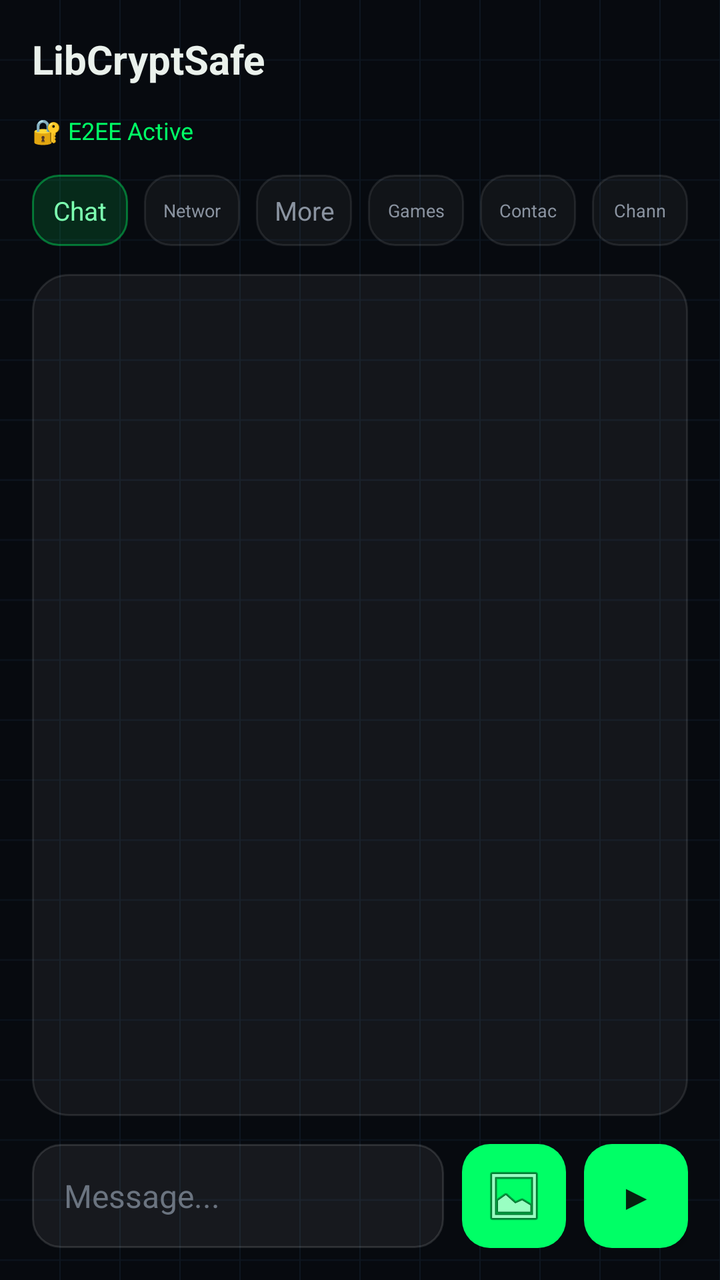
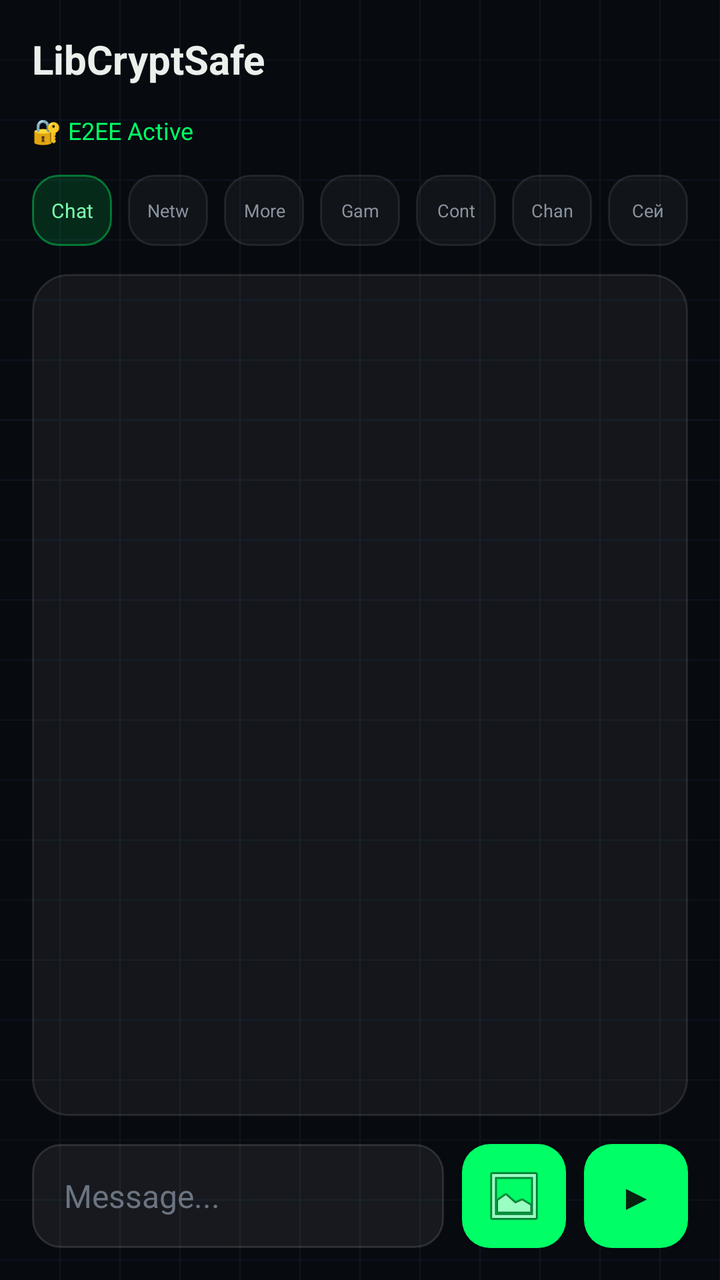

The first picture is an Android layout as it rendered before a commit; the second is the same layout after the commit. The layout source and the unified diff follow.
<!-- AndroidManifest.xml: application theme Theme.LibCryptSafe -->
<!-- res/layout/activity_main.xml -->
<?xml version="1.0" encoding="utf-8"?>

<LinearLayout
    xmlns:android="http://schemas.android.com/apk/res/android"
    xmlns:app="http://schemas.android.com/apk/res-auto"
    android:layout_width="match_parent"
    android:layout_height="match_parent"
    android:orientation="vertical"
    android:padding="16dp"
    android:background="@drawable/bg_grid">
    <LinearLayout
        android:layout_width="match_parent"
        android:layout_height="wrap_content"
        android:orientation="horizontal"
        android:gravity="center_vertical"
        android:paddingBottom="14dp">
        <TextView
            android:id="@+id/tv_title"
            android:layout_width="wrap_content"
            android:layout_height="wrap_content"
            android:text="@string/app_name"
            android:textSize="20sp"
            android:textStyle="bold"
            android:textColor="#EAF1EC"/>
    </LinearLayout>
    <TextView
        android:id="@+id/tv_status"
        android:layout_width="match_parent"
        android:layout_height="wrap_content"
        android:text="@string/e2ee_active"
        android:textSize="12sp"
        android:textColor="#00FF66"
        android:paddingBottom="14dp"/>
    <LinearLayout
        android:layout_width="match_parent"
        android:layout_height="wrap_content"
        android:orientation="horizontal"
        android:paddingBottom="14dp">
        <TextView
            android:id="@+id/tab_chat"
            android:layout_width="0dp"
            android:layout_height="wrap_content"
            android:layout_weight="1"
            android:text="@string/tab_chat"
            android:gravity="center"
            android:padding="9dp"
            android:textColor="#7CFFB0"
            android:textSize="13sp"
            android:maxLines="1"
            app:autoSizeTextType="uniform"
            app:autoSizeMinTextSize="9sp"
            app:autoSizeMaxTextSize="13sp"
            app:autoSizeStepGranularity="1sp"
            android:background="@drawable/tab_active"/>
        <TextView
            android:id="@+id/tab_network"
            android:layout_width="0dp"
            android:layout_height="wrap_content"
            android:layout_weight="1"
            android:text="@string/tab_network"
            android:gravity="center"
            android:padding="9dp"
            android:layout_marginStart="8dp"
            android:textColor="#8A93A0"
            android:textSize="13sp"
            android:maxLines="1"
            app:autoSizeTextType="uniform"
            app:autoSizeMinTextSize="9sp"
            app:autoSizeMaxTextSize="13sp"
            app:autoSizeStepGranularity="1sp"
            android:background="@drawable/tab_inactive"/>
        <TextView
            android:id="@+id/tab_more"
            android:layout_width="0dp"
            android:layout_height="wrap_content"
            android:layout_weight="1"
            android:text="@string/tab_more"
            android:gravity="center"
            android:padding="9dp"
            android:layout_marginStart="8dp"
            android:textColor="#8A93A0"
            android:textSize="13sp"
            android:maxLines="1"
            app:autoSizeTextType="uniform"
            app:autoSizeMinTextSize="9sp"
            app:autoSizeMaxTextSize="13sp"
            app:autoSizeStepGranularity="1sp"
            android:background="@drawable/tab_inactive"/>
        <TextView
            android:id="@+id/tab_games"
            android:layout_width="0dp"
            android:layout_height="wrap_content"
            android:layout_weight="1"
            android:text="@string/tab_games"
            android:gravity="center"
            android:padding="9dp"
            android:layout_marginStart="8dp"
            android:textColor="#8A93A0"
            android:textSize="13sp"
            android:maxLines="1"
            app:autoSizeTextType="uniform"
            app:autoSizeMinTextSize="9sp"
            app:autoSizeMaxTextSize="13sp"
            app:autoSizeStepGranularity="1sp"
            android:background="@drawable/tab_inactive"/>
        <TextView
            android:id="@+id/tab_contacts"
            android:layout_width="0dp"
            android:layout_height="wrap_content"
            android:layout_weight="1"
            android:text="@string/tab_contacts"
            android:gravity="center"
            android:padding="9dp"
            android:layout_marginStart="8dp"
            android:textColor="#8A93A0"
            android:textSize="13sp"
            android:maxLines="1"
            app:autoSizeTextType="uniform"
            app:autoSizeMinTextSize="9sp"
            app:autoSizeMaxTextSize="13sp"
            app:autoSizeStepGranularity="1sp"
            android:background="@drawable/tab_inactive"/>
        <TextView
            android:id="@+id/tab_channels"
            android:layout_width="0dp"
            android:layout_height="wrap_content"
            android:layout_weight="1"
            android:text="@string/tab_channels"
            android:gravity="center"
            android:padding="9dp"
            android:layout_marginStart="8dp"
            android:textColor="#8A93A0"
            android:textSize="13sp"
            android:maxLines="1"
            app:autoSizeTextType="uniform"
            app:autoSizeMinTextSize="9sp"
            app:autoSizeMaxTextSize="13sp"
            app:autoSizeStepGranularity="1sp"
            android:background="@drawable/tab_inactive"/>
    </LinearLayout>

    <ScrollView
        android:id="@+id/scroll_messages"
        android:layout_width="match_parent"
        android:layout_height="0dp"
        android:layout_weight="1"
        android:background="@drawable/glass_card"
        android:padding="12dp">
        <LinearLayout
            android:id="@+id/container_messages"
            android:layout_width="match_parent"
            android:layout_height="wrap_content"
            android:orientation="vertical"/>
    </ScrollView>

    <LinearLayout
        android:id="@+id/container_network"
        android:layout_width="match_parent"
        android:layout_height="0dp"
        android:layout_weight="1"
        android:orientation="vertical"
        android:background="@drawable/glass_card"
        android:padding="18dp"
        android:visibility="gone">
        <TextView
            android:layout_width="wrap_content"
            android:layout_height="wrap_content"
            android:text="@string/diagnostics_title"
            android:textColor="#7CFFB0"
            android:textSize="12sp"
            android:textStyle="bold"
            android:paddingBottom="16dp"/>
        <TextView
            android:id="@+id/net_transport"
            android:layout_width="match_parent"
            android:layout_height="wrap_content"
            android:text="@string/net_transport"
            android:textColor="#D5DCE4"
            android:textSize="14sp"
            android:paddingBottom="12dp"/>
        <TextView
            android:id="@+id/net_status"
            android:layout_width="match_parent"
            android:layout_height="wrap_content"
            android:text="@string/net_status_off"
            android:textColor="#D5DCE4"
            android:textSize="14sp"
            android:paddingBottom="12dp"/>
        <TextView
            android:id="@+id/net_e2ee"
            android:layout_width="match_parent"
            android:layout_height="wrap_content"
            android:text="@string/net_status_off"
            android:textColor="#D5DCE4"
            android:textSize="14sp"
            android:paddingBottom="12dp"/>
        <TextView
            android:id="@+id/net_cipher"
            android:layout_width="match_parent"
            android:layout_height="wrap_content"
            android:text="@string/net_cipher"
            android:textColor="#D5DCE4"
            android:textSize="14sp"
            android:paddingBottom="12dp"/>
        <TextView
            android:id="@+id/net_fingerprint"
            android:layout_width="match_parent"
            android:layout_height="wrap_content"
            android:text="@string/diagnostics_title"
            android:textColor="#D5DCE4"
            android:textSize="14sp"
            android:paddingBottom="12dp"/>
        <TextView
            android:id="@+id/net_server"
            android:layout_width="match_parent"
            android:layout_height="wrap_content"
            android:text="@string/net_transport"
            android:textColor="#D5DCE4"
            android:textSize="14sp"
            android:paddingBottom="12dp"/>
        <TextView
            android:id="@+id/net_reconnects"
            android:layout_width="match_parent"
            android:layout_height="wrap_content"
            android:text="@string/net_transport"
            android:textColor="#D5DCE4"
            android:textSize="14sp"/>
    </LinearLayout>

    <LinearLayout
        android:id="@+id/container_more"
        android:layout_width="match_parent"
        android:layout_height="0dp"
        android:layout_weight="1"
        android:orientation="vertical"
        android:visibility="gone">

        <TextView
            android:layout_width="wrap_content"
            android:layout_height="wrap_content"
            android:text="@string/tab_more_title"
            android:textColor="#7CFFB0"
            android:textSize="12sp"
            android:textStyle="bold"
            android:paddingBottom="12dp"/>

        <LinearLayout
            android:layout_width="match_parent"
            android:layout_height="wrap_content"
            android:orientation="vertical"
            android:background="@drawable/glass_card"
            android:padding="16dp"
            android:layout_marginBottom="12dp">
            <TextView
                android:layout_width="wrap_content"
                android:layout_height="wrap_content"
                android:text="@string/my_id_title"
                android:textColor="#EAF1EC"
                android:textSize="15sp"/>
            <TextView
                android:id="@+id/tv_my_id"
                android:layout_width="match_parent"
                android:layout_height="wrap_content"
                android:text="—"
                android:textColor="#7CFFB0"
                android:textSize="18sp"
                android:fontFamily="monospace"
                android:textStyle="bold"
                android:paddingTop="6dp"
                android:paddingBottom="6dp"/>
            <TextView
                android:layout_width="wrap_content"
                android:layout_height="wrap_content"
                android:text="@string/my_id_desc"
                android:textColor="#8A93A0"
                android:textSize="12sp"
                android:paddingBottom="10dp"/>
            <Button
                android:id="@+id/btn_copy_id"
                android:layout_width="wrap_content"
                android:layout_height="wrap_content"
                android:text="@string/my_id_copy"/>
        </LinearLayout>

        <LinearLayout
            android:layout_width="match_parent"
            android:layout_height="wrap_content"
            android:orientation="vertical"
            android:background="@drawable/glass_card"
            android:padding="16dp">

            <LinearLayout
                android:layout_width="match_parent"
                android:layout_height="wrap_content"
                android:orientation="horizontal"
                android:gravity="center_vertical">

                <LinearLayout
                    android:layout_width="0dp"
                    android:layout_height="wrap_content"
                    android:layout_weight="1"
                    android:orientation="vertical">
                    <TextView
                        android:layout_width="wrap_content"
                        android:layout_height="wrap_content"
                        android:text="@string/screen_security_title"
                        android:textColor="#EAF1EC"
                        android:textSize="15sp"/>
                    <TextView
                        android:layout_width="wrap_content"
                        android:layout_height="wrap_content"
                        android:text="@string/screen_security_desc"
                        android:textColor="#8A93A0"
                        android:textSize="12sp"
                        android:paddingTop="2dp"/>
                </LinearLayout>

                <Switch
                    android:id="@+id/switch_screen_security"
                    android:layout_width="wrap_content"
                    android:layout_height="wrap_content"/>
            </LinearLayout>
        </LinearLayout>

        <LinearLayout
            android:layout_width="match_parent"
            android:layout_height="wrap_content"
            android:orientation="horizontal"
            android:gravity="center_vertical"
            android:background="@drawable/glass_card"
            android:padding="16dp"
            android:layout_marginTop="12dp">
            <LinearLayout
                android:layout_width="0dp"
                android:layout_height="wrap_content"
                android:layout_weight="1"
                android:orientation="vertical">
                <TextView
                    android:layout_width="wrap_content"
                    android:layout_height="wrap_content"
                    android:text="@string/app_lock_label"
                    android:textColor="#FFFFFF"
                    android:textSize="15sp"/>
                <TextView
                    android:layout_width="wrap_content"
                    android:layout_height="wrap_content"
                    android:text="@string/app_lock_desc"
                    android:textColor="#8A93A0"
                    android:textSize="12sp"
                    android:paddingTop="2dp"/>
            </LinearLayout>
            <Switch
                android:id="@+id/switch_app_lock"
                android:layout_width="wrap_content"
                android:layout_height="wrap_content"/>
        </LinearLayout>
        <LinearLayout
            android:layout_width="match_parent"
            android:layout_height="wrap_content"
            android:orientation="horizontal"
            android:gravity="center_vertical"
            android:background="@drawable/glass_card"
            android:padding="16dp"
            android:layout_marginTop="12dp">
            <LinearLayout
                android:layout_width="0dp"
                android:layout_height="wrap_content"
                android:layout_weight="1"
                android:orientation="vertical">
                <TextView
                    android:layout_width="wrap_content"
                    android:layout_height="wrap_content"
                    android:text="@string/notif_sound_label"
                    android:textColor="#FFFFFF"
                    android:textSize="15sp"/>
                <TextView
                    android:layout_width="wrap_content"
                    android:layout_height="wrap_content"
                    android:text="@string/notif_sound_desc"
                    android:textColor="#8A93A0"
                    android:textSize="12sp"
                    android:paddingTop="2dp"/>
            </LinearLayout>
            <Switch
                android:id="@+id/switch_notif_sound"
                android:layout_width="wrap_content"
                android:layout_height="wrap_content"/>
        </LinearLayout>
        <LinearLayout
            android:layout_width="match_parent"
            android:layout_height="wrap_content"
            android:orientation="horizontal"
            android:gravity="center_vertical"
            android:background="@drawable/glass_card"
            android:padding="16dp"
            android:layout_marginTop="12dp">
            <LinearLayout
                android:layout_width="0dp"
                android:layout_height="wrap_content"
                android:layout_weight="1"
                android:orientation="vertical">
                <TextView
                    android:layout_width="wrap_content"
                    android:layout_height="wrap_content"
                    android:text="@string/notif_vibration_label"
                    android:textColor="#FFFFFF"
                    android:textSize="15sp"/>
                <TextView
                    android:layout_width="wrap_content"
                    android:layout_height="wrap_content"
                    android:text="@string/notif_vibration_desc"
                    android:textColor="#8A93A0"
                    android:textSize="12sp"
                    android:paddingTop="2dp"/>
            </LinearLayout>
            <Switch
                android:id="@+id/switch_notif_vibration"
                android:layout_width="wrap_content"
                android:layout_height="wrap_content"/>
        </LinearLayout>

        <TextView
            android:layout_width="wrap_content"
            android:layout_height="wrap_content"
            android:text="@string/env_section_title"
            android:textColor="#7CFFB0"
            android:textSize="12sp"
            android:textStyle="bold"
            android:paddingTop="20dp"
            android:paddingBottom="12dp"/>

        <LinearLayout
            android:layout_width="match_parent"
            android:layout_height="wrap_content"
            android:orientation="vertical"
            android:background="@drawable/glass_card"
            android:padding="16dp">
            <TextView
                android:id="@+id/tv_env_status"
                android:layout_width="match_parent"
                android:layout_height="wrap_content"
                android:text="@string/env_checking"
                android:textColor="#EAF1EC"
                android:textSize="14sp"/>
            <TextView
                android:id="@+id/tv_env_note"
                android:layout_width="match_parent"
                android:layout_height="wrap_content"
                android:text="@string/env_note"
                android:textColor="#8A93A0"
                android:textSize="12sp"
                android:paddingTop="8dp"
                android:visibility="gone"/>
            <TextView
                android:id="@+id/tv_integrity_status"
                android:layout_width="match_parent"
                android:layout_height="wrap_content"
                android:text="@string/integrity_ok"
                android:textColor="#EAF1EC"
                android:textSize="14sp"
                android:paddingTop="12dp"/>
        </LinearLayout>
    </LinearLayout>

    <ScrollView
        android:id="@+id/container_games"
        android:layout_width="match_parent"
        android:layout_height="0dp"
        android:layout_weight="1"
        android:visibility="gone">
        <LinearLayout
            android:layout_width="match_parent"
            android:layout_height="wrap_content"
            android:orientation="vertical">
            <TextView
                android:layout_width="wrap_content"
                android:layout_height="wrap_content"
                android:text="@string/games_title"
                android:textColor="#7CFFB0"
                android:textSize="12sp"
                android:textStyle="bold"
                android:paddingBottom="12dp"/>
            <LinearLayout
                android:id="@+id/card_backgammon"
                android:layout_width="match_parent"
                android:layout_height="wrap_content"
                android:orientation="horizontal"
                android:gravity="center_vertical"
                android:background="@drawable/glass_card"
                android:padding="16dp"
                android:layout_marginBottom="12dp">
                <TextView android:layout_width="wrap_content" android:layout_height="wrap_content" android:text="&#127922;" android:textSize="28sp" android:layout_marginEnd="16dp"/>
                <LinearLayout android:layout_width="0dp" android:layout_height="wrap_content" android:layout_weight="1" android:orientation="vertical">
                    <TextView android:layout_width="wrap_content" android:layout_height="wrap_content" android:text="@string/game_backgammon" android:textColor="#FFFFFF" android:textSize="16sp"/>
                </LinearLayout>
            </LinearLayout>
        </LinearLayout>
    </ScrollView>

    <ScrollView
        android:id="@+id/container_contacts"
        android:layout_width="match_parent"
        android:layout_height="0dp"
        android:layout_weight="1"
        android:visibility="gone">
        <LinearLayout
            android:layout_width="match_parent"
            android:layout_height="wrap_content"
            android:orientation="vertical">
            <Button
                android:id="@+id/btn_add_contact"
                android:layout_width="wrap_content"
                android:layout_height="wrap_content"
                android:text="@string/contacts_add"
                android:layout_marginBottom="12dp"/>
            <LinearLayout
                android:id="@+id/list_contacts"
                android:layout_width="match_parent"
                android:layout_height="wrap_content"
                android:orientation="vertical"/>
            <TextView
                android:id="@+id/tv_contacts_empty"
                android:layout_width="wrap_content"
                android:layout_height="wrap_content"
                android:text="@string/contacts_empty"
                android:textColor="#8A93A0"
                android:textSize="13sp"
                android:paddingTop="8dp"/>
        </LinearLayout>
    </ScrollView>

    <ScrollView
        android:id="@+id/container_channels"
        android:layout_width="match_parent"
        android:layout_height="0dp"
        android:layout_weight="1"
        android:background="@drawable/glass_card"
        android:padding="12dp"
        android:visibility="gone">
        <LinearLayout
            android:layout_width="match_parent"
            android:layout_height="wrap_content"
            android:orientation="vertical">
        <Button
            android:id="@+id/btn_create_channel"
            android:layout_width="match_parent"
            android:layout_height="wrap_content"
            android:text="@string/channel_create"
            android:layout_marginBottom="8dp"/>

        <Button
            android:id="@+id/btn_subscribe_channel"
            android:layout_width="match_parent"
            android:layout_height="wrap_content"
            android:text="@string/channel_subscribe"
            android:layout_marginBottom="8dp"/>
        <LinearLayout
            android:id="@+id/list_channels"
            android:layout_width="match_parent"
            android:layout_height="wrap_content"
            android:orientation="vertical"/>
        </LinearLayout>
    </ScrollView>

    <LinearLayout
        android:id="@+id/container_posts"
        android:layout_width="match_parent"
        android:layout_height="0dp"
        android:layout_weight="1"
        android:orientation="vertical"
        android:background="@drawable/glass_card"
        android:padding="12dp"
        android:visibility="gone">
        <TextView
            android:id="@+id/btn_posts_back"
            android:layout_width="wrap_content"
            android:layout_height="wrap_content"
            android:text="@string/channel_back"
            android:textColor="#7CFFB0"
            android:textSize="15sp"
            android:padding="8dp"/>
        <TextView
            android:id="@+id/posts_channel_title"
            android:layout_width="match_parent"
            android:layout_height="wrap_content"
            android:textColor="#FFFFFF"
            android:textSize="18sp"
            android:padding="8dp"/>
        <ScrollView
            android:id="@+id/scroll_posts"
            android:layout_width="match_parent"
            android:layout_height="0dp"
            android:layout_weight="1">
            <LinearLayout
                android:id="@+id/list_posts"
                android:layout_width="match_parent"
                android:layout_height="wrap_content"
                android:orientation="vertical"/>
        </ScrollView>
        <LinearLayout
            android:id="@+id/input_post_area"
            android:layout_width="match_parent"
            android:layout_height="wrap_content"
            android:orientation="horizontal"
            android:gravity="center_vertical"
            android:paddingTop="8dp"
            android:visibility="gone">
            <EditText
                android:id="@+id/input_post"
                android:layout_width="0dp"
                android:layout_height="wrap_content"
                android:layout_weight="1"
                android:hint="@string/post_write_hint"
                android:textColor="#FFFFFF"
                android:textColorHint="#8A93A0"/>
            <Button
                android:id="@+id/btn_publish_post"
                android:layout_width="wrap_content"
                android:layout_height="wrap_content"
                android:text="@string/post_publish"
                android:layout_marginStart="8dp"/>
        </LinearLayout>
    </LinearLayout>

    <LinearLayout
        android:id="@+id/container_input"
        android:layout_width="match_parent"
        android:layout_height="wrap_content"
        android:orientation="horizontal"
        android:gravity="center_vertical"
        android:paddingTop="14dp">
        <EditText
            android:id="@+id/et_message"
            android:layout_width="0dp"
            android:layout_height="52dp"
            android:layout_weight="1"
            android:hint="@string/msg_hint"
            android:textColorHint="#6B7480"
            android:textColor="#EAF1EC"
            android:background="@drawable/glass_input"
            android:paddingStart="16dp"
            android:paddingEnd="16dp"
            android:gravity="center_vertical"
            android:maxLines="1"
            android:textSize="16sp"/>
        <ImageButton
            android:id="@+id/btn_attach_photo"
            android:layout_width="52dp"
            android:layout_height="52dp"
            android:layout_marginStart="9dp"
            android:src="@android:drawable/ic_menu_gallery"
            android:scaleType="centerInside"
            android:background="@drawable/btn_send_bg"
            android:contentDescription="photo"/>
        <Button
            android:id="@+id/btn_send"
            android:padding="0dp"
            android:gravity="center"
            android:layout_width="52dp"
            android:layout_height="52dp"
            android:text="▶"
            android:textSize="18sp"
            android:layout_marginStart="9dp"
            android:background="@drawable/btn_send_bg"
            android:textColor="#06210F"/>
    </LinearLayout>
</LinearLayout>
<!-- resources referenced by this layout -->
<resources>
  <!-- drawable btn_send_bg (drawable) -->
  <?xml version="1.0" encoding="utf-8"?>
  <shape xmlns:android="http://schemas.android.com/apk/res/android"
      android:shape="rectangle">
      <solid android:color="#00FF66"/>
      <corners android:radius="14dp"/>
  </shape>
  <!-- drawable glass_card (drawable) -->
  <?xml version="1.0" encoding="utf-8"?>
  <shape xmlns:android="http://schemas.android.com/apk/res/android"
      android:shape="rectangle">
      <solid android:color="#0DFFFFFF"/>
      <stroke android:width="1dp" android:color="#1AFFFFFF"/>
      <corners android:radius="18dp"/>
  </shape>
  <!-- drawable glass_input (drawable) -->
  <?xml version="1.0" encoding="utf-8"?>
  <shape xmlns:android="http://schemas.android.com/apk/res/android"
      android:shape="rectangle">
      <solid android:color="#10FFFFFF"/>
      <stroke android:width="1dp" android:color="#1FFFFFFF"/>
      <corners android:radius="14dp"/>
  </shape>
  <!-- drawable tab_active (drawable) -->
  <?xml version="1.0" encoding="utf-8"?>
  <shape xmlns:android="http://schemas.android.com/apk/res/android"
      android:shape="rectangle">
      <solid android:color="#2100FF66"/>
      <stroke android:width="1dp" android:color="#6600FF66"/>
      <corners android:radius="13dp"/>
  </shape>
  <string name="app_lock_desc">Require biometrics or device PIN to open the app</string>
  <string name="app_lock_label">App Lock</string>
  <string name="app_name">LibCryptSafe</string>
  <string name="channel_back">← Back</string>
  <string name="channel_create">+ Create channel</string>
  <string name="channel_subscribe">+ Subscribe</string>
  <string name="contacts_add">Add contact</string>
  <string name="contacts_empty">No contacts yet</string>
  <string name="diagnostics_title">CONNECTION DIAGNOSTICS</string>
  <string name="e2ee_active">🔐 E2EE Active</string>
  <string name="env_checking">Checking…</string>
  <string name="env_note">This is an indicator, not proof. Absence of signs does not guarantee safety.</string>
  <string name="env_section_title">DEVICE ENVIRONMENT</string>
  <string name="game_backgammon">Backgammon</string>
  <string name="games_title">GAME BOARD</string>
  <string name="integrity_ok">🟢 App integrity verified</string>
  <string name="msg_hint">Message...</string>
  <string name="my_id_copy">Copy</string>
  <string name="my_id_desc">Share this ID so others can add you. It never leaves your device unless you share it.</string>
  <string name="my_id_title">Your ID</string>
  <string name="net_cipher">Cipher: ECDH (X25519) + AES-256-GCM</string>
  <string name="net_status_off">🔴 Disconnected</string>
  <string name="net_transport">Transport: WebSocket (OkHttp)</string>
  <string name="notif_sound_desc">Play a sound for incoming messages</string>
  <string name="notif_sound_label">Sound notifications</string>
  <string name="notif_vibration_desc">Vibrate for incoming messages</string>
  <string name="notif_vibration_label">Vibration</string>
  <string name="post_publish">Publish</string>
  <string name="post_write_hint">Write a news post</string>
  <string name="screen_security_desc">Blocks screenshots and screen recording</string>
  <string name="screen_security_title">Screen protection</string>
  <string name="tab_channels">Channels</string>
  <string name="tab_chat">Chat</string>
  <string name="tab_contacts">Contacts</string>
  <string name="tab_games">Games</string>
  <string name="tab_more">More</string>
  <string name="tab_more_title">SETTINGS</string>
  <string name="tab_network">Network</string>
  <style name="Theme.LibCryptSafe" parent="Theme.AppCompat.NoActionBar">
          <item name="android:statusBarColor">#070A0F</item>
          <item name="android:navigationBarColor">#070A0F</item>
          <item name="android:windowBackground">#070A0F</item>
      </style>
  <!-- unchanged entries left out for length: 2 -->
</resources>

<!-- the commit's change to res/layout/activity_main.xml (unified diff, before → after) -->
@@ -1,5 +1,4 @@
 <?xml version="1.0" encoding="utf-8"?>
-
 <LinearLayout
     xmlns:android="http://schemas.android.com/apk/res/android"
     xmlns:app="http://schemas.android.com/apk/res-auto"
@@ -126,6 +125,23 @@
             android:layout_height="wrap_content"
             android:layout_weight="1"
             android:text="@string/tab_channels"
+            android:gravity="center"
+            android:padding="9dp"
+            android:layout_marginStart="8dp"
+            android:textColor="#8A93A0"
+            android:textSize="13sp"
+            android:maxLines="1"
+            app:autoSizeTextType="uniform"
+            app:autoSizeMinTextSize="9sp"
+            app:autoSizeMaxTextSize="13sp"
+            app:autoSizeStepGranularity="1sp"
+            android:background="@drawable/tab_inactive"/>
+        <TextView
+            android:id="@+id/tab_vault"
+            android:layout_width="0dp"
+            android:layout_height="wrap_content"
+            android:layout_weight="1"
+            android:text="@string/tab_vault"
             android:gravity="center"
             android:padding="9dp"
             android:layout_marginStart="8dp"
@@ -559,6 +575,32 @@
             android:layout_width="match_parent"
             android:layout_height="wrap_content"
             android:orientation="vertical"/>
+        </LinearLayout>
+    </ScrollView>
+
+    <ScrollView
+        android:id="@+id/container_vault"
+        android:layout_width="match_parent"
+        android:layout_height="0dp"
+        android:layout_weight="1"
+        android:visibility="gone">
+        <LinearLayout
+            android:layout_width="match_parent"
+            android:layout_height="wrap_content"
+            android:orientation="vertical"
+            android:padding="12dp">
+            <TextView
+                android:layout_width="match_parent"
+                android:layout_height="wrap_content"
+                android:text="Зашифрованный сейф"
+                android:textColor="#7CFFB0"
+                android:textSize="14sp"
+                android:layout_marginBottom="12dp"/>
+            <LinearLayout
+                android:id="@+id/list_vault"
+                android:layout_width="match_parent"
+                android:layout_height="wrap_content"
+                android:orientation="vertical"/>
         </LinearLayout>
     </ScrollView>
 
<!-- resource entries referenced after the edit -->
@@ -69,6 +69,7 @@
   <string name="tab_more">More</string>
   <string name="tab_more_title">SETTINGS</string>
   <string name="tab_network">Network</string>
+  <string name="tab_vault">Сейф</string>
   <style name="Theme.LibCryptSafe" parent="Theme.AppCompat.NoActionBar">
           <item name="android:statusBarColor">#070A0F</item>
           <item name="android:navigationBarColor">#070A0F</item>
